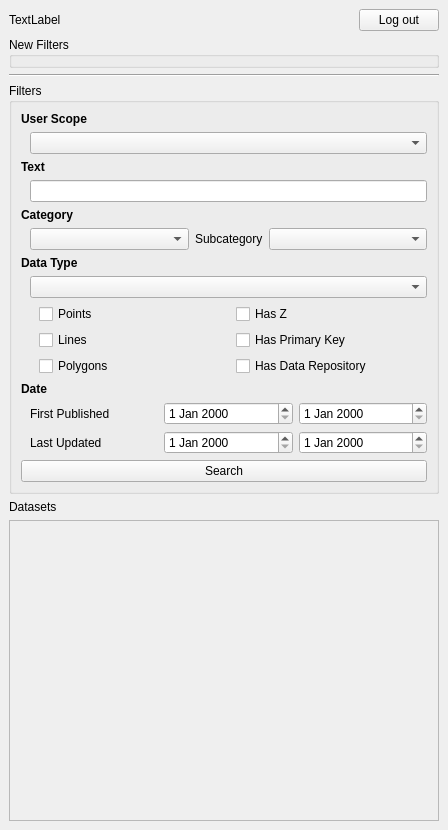
The window that koordinatesexplorer/ui/koordinatesexplorer.ui (koordinates/koordinates-qgis-plugin) describes before a commit, drawn with Qt 5.
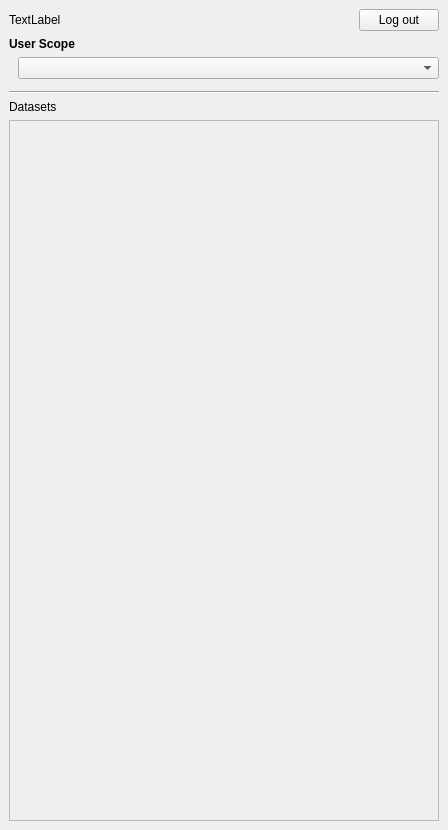
The same window after the commit. The open tabs and pages were chosen to show the change. Custom widgets are drawn as their Qt base class.

Commit message: Remove outdated filter widgets

The edit to the form file:
```diff
--- a/koordinatesexplorer/ui/koordinatesexplorer.ui
+++ b/koordinatesexplorer/ui/koordinatesexplorer.ui
@@ -161,12 +161,30 @@
          </layout>
         </item>
         <item>
-         <widget class="QGroupBox" name="filter_group_box">
-          <property name="title">
-           <string>New Filters</string>
+         <widget class="QLabel" name="labelContext">
+          <property name="font">
+           <font>
+            <bold>true</bold>
+           </font>
+          </property>
+          <property name="text">
+           <string>User Scope</string>
           </property>
          </widget>
         </item>
+        <item>
+         <layout class="QHBoxLayout" name="horizontalLayout_4">
+          <property name="leftMargin">
+           <number>9</number>
+          </property>
+          <item>
+           <widget class="QComboBox" name="comboContext"/>
+          </item>
+         </layout>
+        </item>
+        <item>
+         <widget class="QWidget" name="filter_frame" native="true"/>
+        </item>
         <item>
          <widget class="Line" name="line_4">
           <property name="orientation">
@@ -174,330 +192,6 @@
           </property>
          </widget>
         </item>
-        <item>
-         <widget class="QgsCollapsibleGroupBox" name="groupBox">
-          <property name="title">
-           <string>Filters</string>
-          </property>
-          <layout class="QVBoxLayout" name="verticalLayout_4">
-           <item>
-            <widget class="QLabel" name="labelContext">
-             <property name="font">
-              <font>
-               <bold>true</bold>
-              </font>
-             </property>
-             <property name="text">
-              <string>User Scope</string>
-             </property>
-            </widget>
-           </item>
-           <item>
-            <layout class="QHBoxLayout" name="horizontalLayout_4">
-             <property name="leftMargin">
-              <number>9</number>
-             </property>
-             <item>
-              <widget class="QComboBox" name="comboContext"/>
-             </item>
-            </layout>
-           </item>
-           <item>
-            <widget class="QLabel" name="label_8">
-             <property name="font">
-              <font>
-               <bold>true</bold>
-              </font>
-             </property>
-             <property name="text">
-              <string>Text</string>
-             </property>
-            </widget>
-           </item>
-           <item>
-            <layout class="QHBoxLayout" name="horizontalLayout">
-             <property name="leftMargin">
-              <number>9</number>
-             </property>
-             <item>
-              <widget class="QLineEdit" name="txtSearch"/>
-             </item>
-            </layout>
-           </item>
-           <item>
-            <widget class="QLabel" name="label">
-             <property name="font">
-              <font>
-               <italic>false</italic>
-               <bold>true</bold>
-              </font>
-             </property>
-             <property name="text">
-              <string>Category</string>
-             </property>
-            </widget>
-           </item>
-           <item>
-            <layout class="QHBoxLayout" name="horizontalLayout_2">
-             <property name="leftMargin">
-              <number>9</number>
-             </property>
-             <item>
-              <widget class="QComboBox" name="comboCategory">
-               <property name="sizePolicy">
-                <sizepolicy hsizetype="MinimumExpanding" vsizetype="Fixed">
-                 <horstretch>0</horstretch>
-                 <verstretch>0</verstretch>
-                </sizepolicy>
-               </property>
-              </widget>
-             </item>
-             <item>
-              <widget class="QLabel" name="labelSubcategory">
-               <property name="text">
-                <string>Subcategory</string>
-               </property>
-              </widget>
-             </item>
-             <item>
-              <widget class="QComboBox" name="comboSubcategory">
-               <property name="sizePolicy">
-                <sizepolicy hsizetype="MinimumExpanding" vsizetype="Fixed">
-                 <horstretch>0</horstretch>
-                 <verstretch>0</verstretch>
-                </sizepolicy>
-               </property>
-              </widget>
-             </item>
-            </layout>
-           </item>
-           <item>
-            <widget class="QLabel" name="label_3">
-             <property name="font">
-              <font>
-               <bold>true</bold>
-              </font>
-             </property>
-             <property name="text">
-              <string>Data Type</string>
-             </property>
-            </widget>
-           </item>
-           <item>
-            <layout class="QHBoxLayout" name="horizontalLayout_3">
-             <property name="leftMargin">
-              <number>9</number>
-             </property>
-             <item>
-              <widget class="QComboBox" name="comboDatatype"/>
-             </item>
-            </layout>
-           </item>
-           <item>
-            <widget class="QStackedWidget" name="stackedWidgetDatatype">
-             <property name="sizePolicy">
-              <sizepolicy hsizetype="Preferred" vsizetype="Maximum">
-               <horstretch>0</horstretch>
-               <verstretch>0</verstretch>
-              </sizepolicy>
-             </property>
-             <property name="currentIndex">
-              <number>1</number>
-             </property>
-             <widget class="QWidget" name="pageRaster">
-              <layout class="QVBoxLayout" name="verticalLayout_2">
-               <property name="leftMargin">
-                <number>0</number>
-               </property>
-               <property name="topMargin">
-                <number>0</number>
-               </property>
-               <property name="rightMargin">
-                <number>0</number>
-               </property>
-               <property name="bottomMargin">
-                <number>0</number>
-               </property>
-               <item>
-                <layout class="QGridLayout" name="gridLayout_4">
-                 <property name="leftMargin">
-                  <number>18</number>
-                 </property>
-                 <item row="1" column="0">
-                  <widget class="QRadioButton" name="radioNoAerial">
-                   <property name="text">
-                    <string>Not Aerial &amp; Satellite Photos</string>
-                   </property>
-                  </widget>
-                 </item>
-                 <item row="1" column="1">
-                  <widget class="QRadioButton" name="radioGrayscale">
-                   <property name="text">
-                    <string>Grayscale</string>
-                   </property>
-                  </widget>
-                 </item>
-                 <item row="0" column="0">
-                  <widget class="QRadioButton" name="radioAerial">
-                   <property name="text">
-                    <string>Aerial &amp; Satellite Photos</string>
-                   </property>
-                  </widget>
-                 </item>
-                 <item row="0" column="1">
-                  <widget class="QRadioButton" name="radioRGB">
-                   <property name="text">
-                    <string>RGB </string>
-                   </property>
-                  </widget>
-                 </item>
-                 <item row="2" column="0">
-                  <widget class="QCheckBox" name="chkOnlyAlpha">
-                   <property name="text">
-                    <string>Only With Alpha Channel</string>
-                   </property>
-                  </widget>
-                 </item>
-                </layout>
-               </item>
-              </layout>
-             </widget>
-             <widget class="QWidget" name="pageRepos">
-              <layout class="QVBoxLayout" name="verticalLayout_6">
-               <property name="leftMargin">
-                <number>18</number>
-               </property>
-               <item>
-                <widget class="QCheckBox" name="chkIncludeRepos">
-                 <property name="text">
-                  <string>Include Data Repos for Published Data</string>
-                 </property>
-                </widget>
-               </item>
-              </layout>
-             </widget>
-             <widget class="QWidget" name="pageVector">
-              <layout class="QVBoxLayout" name="verticalLayout_3">
-               <property name="leftMargin">
-                <number>0</number>
-               </property>
-               <property name="topMargin">
-                <number>0</number>
-               </property>
-               <property name="rightMargin">
-                <number>0</number>
-               </property>
-               <property name="bottomMargin">
-                <number>0</number>
-               </property>
-               <item>
-                <layout class="QGridLayout" name="gridLayout_3">
-                 <property name="leftMargin">
-                  <number>18</number>
-                 </property>
-                 <item row="1" column="0">
-                  <widget class="QCheckBox" name="chkLines">
-                   <property name="text">
-                    <string>Lines</string>
-                   </property>
-                  </widget>
-                 </item>
-                 <item row="2" column="0">
-                  <widget class="QCheckBox" name="chkPolygons">
-                   <property name="text">
-                    <string>Polygons</string>
-                   </property>
-                  </widget>
-                 </item>
-                 <item row="0" column="0">
-                  <widget class="QCheckBox" name="chkPoints">
-                   <property name="text">
-                    <string>Points</string>
-                   </property>
-                  </widget>
-                 </item>
-                 <item row="0" column="1">
-                  <widget class="QCheckBox" name="chkHasZ">
-                   <property name="text">
-                    <string>Has Z</string>
-                   </property>
-                  </widget>
-                 </item>
-                 <item row="1" column="1">
-                  <widget class="QCheckBox" name="chkHasPrimaryKey">
-                   <property name="text">
-                    <string>Has Primary Key</string>
-                   </property>
-                  </widget>
-                 </item>
-                 <item row="2" column="1">
-                  <widget class="QCheckBox" name="chkHasDataRepository">
-                   <property name="text">
-                    <string>Has Data Repository</string>
-                   </property>
-                  </widget>
-                 </item>
-                </layout>
-               </item>
-              </layout>
-             </widget>
-            </widget>
-           </item>
-           <item>
-            <widget class="QLabel" name="label_4">
-             <property name="font">
-              <font>
-               <bold>true</bold>
-              </font>
-             </property>
-             <property name="text">
-              <string>Date</string>
-             </property>
-            </widget>
-           </item>
-           <item>
-            <layout class="QGridLayout" name="gridLayout_2">
-             <property name="leftMargin">
-              <number>9</number>
-             </property>
-             <item row="0" column="2">
-              <widget class="QDateEdit" name="dateCreatedBefore"/>
-             </item>
-             <item row="1" column="2">
-              <widget class="QDateEdit" name="dateUpdatedBefore"/>
-             </item>
-             <item row="1" column="1">
-              <widget class="QDateEdit" name="dateUpdatedAfter"/>
-             </item>
-             <item row="0" column="1">
-              <widget class="QDateEdit" name="dateCreatedAfter"/>
-             </item>
-             <item row="0" column="0">
-              <widget class="QLabel" name="label_5">
-               <property name="text">
-                <string>First Published</string>
-               </property>
-              </widget>
-             </item>
-             <item row="1" column="0">
-              <widget class="QLabel" name="label_6">
-               <property name="text">
-                <string>Last Updated</string>
-               </property>
-              </widget>
-             </item>
-            </layout>
-           </item>
-           <item>
-            <widget class="QPushButton" name="btnSearch">
-             <property name="text">
-              <string>Search</string>
-             </property>
-            </widget>
-           </item>
-          </layout>
-         </widget>
-        </item>
         <item>
          <widget class="QLabel" name="label_7">
           <property name="text">
@@ -528,14 +222,6 @@
    </layout>
   </widget>
  </widget>
- <customwidgets>
-  <customwidget>
-   <class>QgsCollapsibleGroupBox</class>
-   <extends>QGroupBox</extends>
-   <header>qgis.gui</header>
-   <container>1</container>
-  </customwidget>
- </customwidgets>
  <resources/>
  <connections/>
 </ui>
```
The commit also changes 1 other file.
